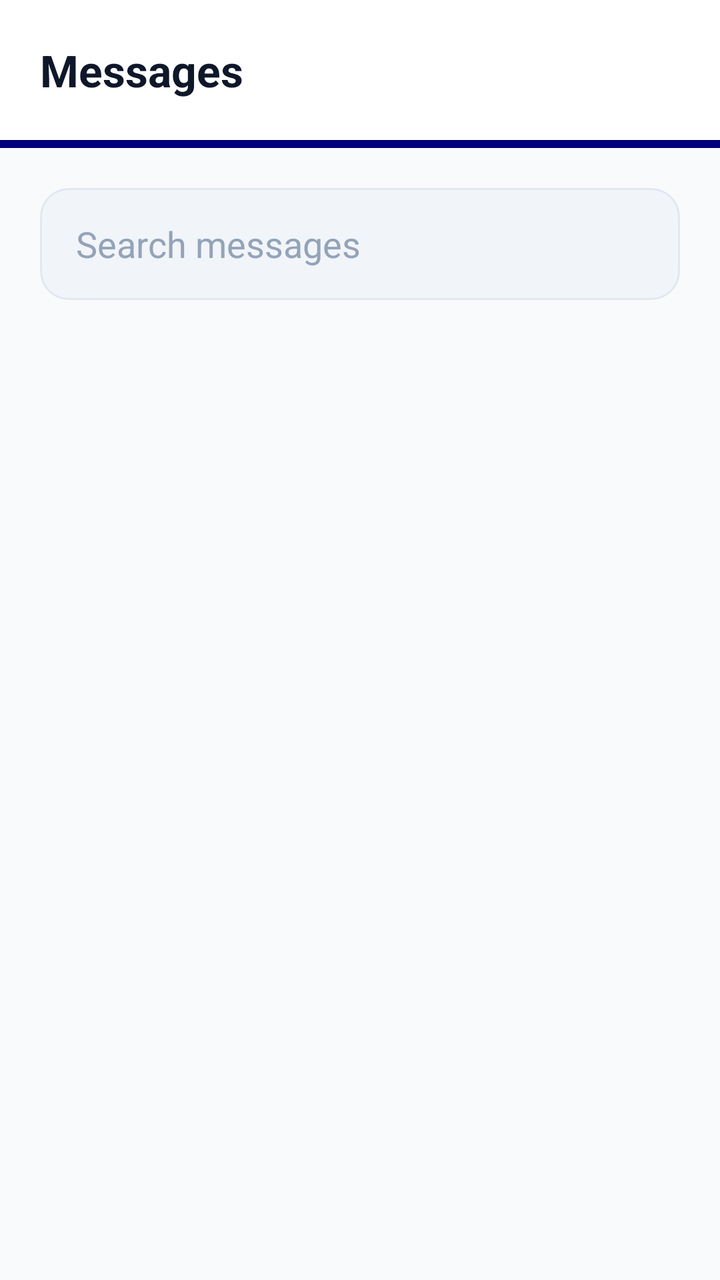
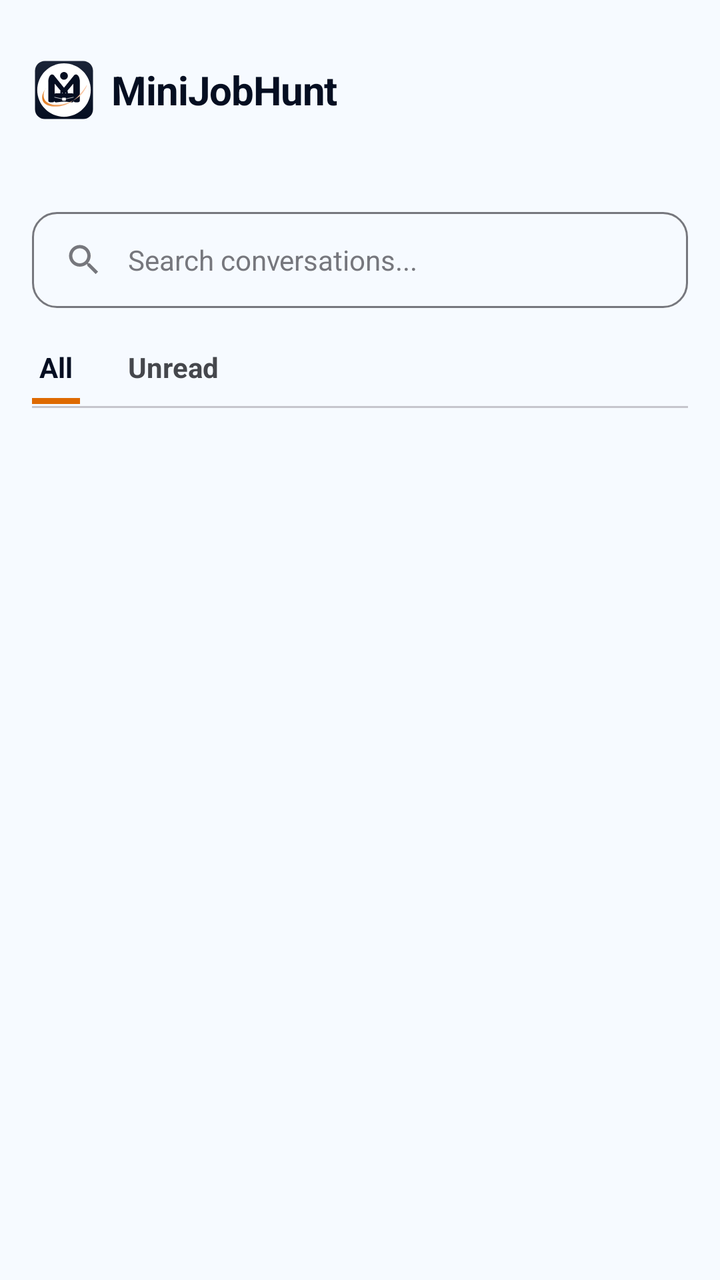

The first picture is an Android layout as it rendered before a commit; the second is the same layout after the commit. The layout source and the unified diff follow.
<!-- AndroidManifest.xml: application theme Theme.MiniJobHunt -->
<!-- res/layout/fragment_freelancer_chat.xml -->
<?xml version="1.0" encoding="utf-8"?>
<LinearLayout xmlns:android="http://schemas.android.com/apk/res/android"
    xmlns:app="http://schemas.android.com/apk/res-auto"
    xmlns:tools="http://schemas.android.com/tools"
    android:layout_width="match_parent"
    android:layout_height="match_parent"
    android:orientation="vertical"
    android:background="@color/background">

    
    <LinearLayout
        android:layout_width="match_parent"
        android:layout_height="wrap_content"
        android:orientation="vertical">

        <RelativeLayout
            android:layout_width="match_parent"
            android:layout_height="70dp"
            android:background="@color/surface"
            android:elevation="4dp"
            android:paddingHorizontal="20dp">

            <TextView
                android:layout_width="wrap_content"
                android:layout_height="wrap_content"
                android:layout_centerVertical="true"
                android:text="Messages"
                android:textColor="@color/text_primary"
                android:textSize="22sp"
                android:textStyle="bold" />

        </RelativeLayout>

        <View
            android:layout_width="match_parent"
            android:layout_height="4dp"
            android:background="@color/primary" />
    </LinearLayout>

    <LinearLayout
        android:layout_width="match_parent"
        android:layout_height="wrap_content"
        android:orientation="vertical"
        android:padding="20dp">

        <EditText
            android:id="@+id/etSearchChat"
            android:layout_width="match_parent"
            android:layout_height="56dp"
            android:background="@drawable/bg_input"
            android:hint="Search messages"
            android:paddingHorizontal="18dp"
            android:textColor="@color/text_primary"
            android:textColorHint="@color/text_hint"/>

    </LinearLayout>

    <androidx.recyclerview.widget.RecyclerView
        android:id="@+id/rvChats"
        android:layout_width="match_parent"
        android:layout_height="match_parent"
        android:clipToPadding="false"
        android:paddingHorizontal="16dp"
        android:paddingBottom="100dp"
        tools:listitem="@layout/item_chat" />

</LinearLayout>
<!-- res/layout/item_chat.xml (included above) -->
<?xml version="1.0" encoding="utf-8"?>
<androidx.cardview.widget.CardView
    xmlns:android="http://schemas.android.com/apk/res/android"
    xmlns:app="http://schemas.android.com/apk/res-auto"
    android:layout_width="match_parent"
    android:layout_height="wrap_content"
    android:layout_marginVertical="6dp"
    app:cardBackgroundColor="@color/surface"
    app:cardCornerRadius="18dp">

    <LinearLayout
        android:layout_width="match_parent"
        android:layout_height="wrap_content"
        android:orientation="horizontal"
        android:padding="18dp"
        android:gravity="center_vertical">

        
        <TextView
            android:id="@+id/txtChatAvatar"
            android:layout_width="56dp"
            android:layout_height="56dp"
            android:background="@drawable/bg_circle_primary_light"
            android:gravity="center"
            android:text="S"
            android:textColor="@color/primary"
            android:textSize="22sp"
            android:textStyle="bold"/>

        
        <LinearLayout
            android:layout_width="0dp"
            android:layout_height="wrap_content"
            android:layout_marginStart="16dp"
            android:layout_weight="1"
            android:orientation="vertical">

            <TextView
                android:id="@+id/txtChatTitle"
                android:layout_width="wrap_content"
                android:layout_height="wrap_content"
                android:text="Name"
                android:textColor="@color/text_primary"
                android:textSize="18sp"
                android:textStyle="bold"
                android:maxLines="1"
                android:ellipsize="end"/>

            <TextView
                android:id="@+id/txtLastMessage"
                android:layout_width="wrap_content"
                android:layout_height="wrap_content"
                android:layout_marginTop="4dp"
                android:text="Last message content..."
                android:textColor="@color/text_secondary"
                android:maxLines="1"
                android:ellipsize="end"/>

        </LinearLayout>

        
        <LinearLayout
            android:layout_width="wrap_content"
            android:layout_height="wrap_content"
            android:orientation="vertical"
            android:gravity="end">

            <TextView
                android:id="@+id/txtChatTime"
                android:layout_width="wrap_content"
                android:layout_height="wrap_content"
                android:text="2m"
                android:textColor="@color/text_hint"
                android:textSize="12sp"/>

            <TextView
                android:id="@+id/txtUnreadCount"
                android:layout_width="22dp"
                android:layout_height="22dp"
                android:layout_marginTop="6dp"
                android:background="@drawable/bg_status_open"
                android:backgroundTint="@color/primary"
                android:gravity="center"
                android:text="2"
                android:textColor="@color/white"
                android:textSize="10sp"
                android:visibility="gone"/>

        </LinearLayout>

    </LinearLayout>

</androidx.cardview.widget.CardView>
<!-- resources referenced by this layout -->
<resources>
  <color name="background">#F8FAFC</color>
  <color name="primary">#000080</color>
  <color name="surface">#FFFFFF</color>
  <color name="text_hint">#94A3B8</color>
  <color name="text_primary">#0F172A</color>
  <color name="text_secondary">#475569</color>
  <!-- drawable bg_input (drawable) -->
  <?xml version="1.0" encoding="utf-8"?>
  <ripple xmlns:android="http://schemas.android.com/apk/res/android"
      android:color="@color/primary_light">
      <item>
          <shape android:shape="rectangle">
              <solid android:color="@color/surface_variant" />
              <corners android:radius="14dp" />
              <stroke
                  android:width="1dp"
                  android:color="@color/divider" />
          </shape>
      </item>
  </ripple>
  <!-- drawable bg_status_open (drawable) -->
  <shape xmlns:android="http://schemas.android.com/apk/res/android">
      <solid android:color="#22C55E"/>
      <corners android:radius="50dp"/>
  </shape>
  <color name="primary_light">#E6E6FF</color>
  <color name="surface_variant">#F1F5F9</color>
  <color name="divider">#E2E8F0</color>
  <style name="Base.Theme.MiniJobHunt" parent="Theme.Material3.DayNight.NoActionBar">
          <item name="colorPrimary">@color/primary</item>
          <item name="colorOnPrimary">@color/white</item>
          <item name="colorPrimaryContainer">@color/primary_light</item>
          <item name="colorOnPrimaryContainer">@color/primary_dark</item>
  
          <item name="colorSecondary">@color/info</item>
          <item name="colorOnSecondary">@color/white</item>
  
          <item name="android:windowBackground">@color/background</item>
          <item name="android:statusBarColor">@color/background</item>
          <item name="android:windowLightStatusBar">true</item>
  
          
          <item name="textAppearanceHeadlineLarge">@style/AppText.HeadlineLarge</item>
          <item name="textAppearanceTitleMedium">@style/AppText.TitleMedium</item>
          <item name="textAppearanceBodyLarge">@style/AppText.BodyLarge</item>
      </style>
  <color name="primary_dark">#000066</color>
  <color name="info">#000080</color>
  <style name="AppText.HeadlineLarge">
          <item name="android:textSize">30sp</item>
          <item name="android:textStyle">bold</item>
          <item name="android:textColor">@color/text_primary</item>
          <item name="android:letterSpacing">-0.02</item>
      </style>
  <!-- unchanged entries left out for length: 5 -->
</resources>

<!-- the commit's change to res/layout/fragment_freelancer_chat.xml (unified diff, before → after) -->
@@ -8,94 +8,201 @@
     android:background="@color/background">
 
     
+    <include
+        android:id="@+id/header"
+        layout="@layout/layout_common_header" />
+
     <LinearLayout
         android:layout_width="match_parent"
-        android:layout_height="wrap_content"
-        android:orientation="vertical">
-
-        <RelativeLayout
-            android:layout_width="match_parent"
-            android:layout_height="70dp"
-            android:background="@color/surface"
-            android:elevation="4dp"
-            android:paddingHorizontal="20dp">
-
-            <TextView
+        android:layout_height="match_parent"
+        android:orientation="vertical"
+        android:padding="16dp">
+
+        <LinearLayout
+            android:layout_width="match_parent"
+            android:layout_height="48dp"
+            android:background="@drawable/bg_input_rounded"
+            android:orientation="horizontal"
+            android:gravity="center_vertical"
+            android:paddingHorizontal="16dp">
+
+            <ImageView
+                android:layout_width="20dp"
+                android:layout_height="20dp"
+                android:src="@drawable/ic_search_outlined"
+                app:tint="@color/text_muted" />
+
+            <EditText
+                android:id="@+id/etSearchChat"
+                android:layout_width="match_parent"
+                android:layout_height="match_parent"
+                android:background="@android:color/transparent"
+                android:hint="Search conversations..."
+                android:paddingStart="12dp"
+                android:textColor="@color/text_primary"
+                android:textColorHint="@color/text_hint"
+                android:textSize="14sp" />
+
+        </LinearLayout>
+
+        
+        <LinearLayout
+            android:layout_width="match_parent"
+            android:layout_height="wrap_content"
+            android:layout_marginTop="20dp"
+            android:orientation="horizontal">
+
+            <LinearLayout
+                android:id="@+id/tabAll"
                 android:layout_width="wrap_content"
                 android:layout_height="wrap_content"
-                android:layout_centerVertical="true"
-                android:text="Messages"
-                android:textColor="@color/text_primary"
-                android:textSize="22sp"
-                android:textStyle="bold" />
-
-        </RelativeLayout>
+                android:gravity="center"
+                android:orientation="vertical"
+                android:clickable="true"
+                android:focusable="true">
+
+                <TextView
+                    android:id="@+id/txtTabAll"
+                    android:layout_width="wrap_content"
+                    android:layout_height="wrap_content"
+                    android:text="All"
+                    android:textColor="@color/primary"
+                    android:textSize="14sp"
+                    android:textStyle="bold" />
+
+                <View
+                    android:id="@+id/indicatorAll"
+                    android:layout_width="24dp"
+                    android:layout_height="3dp"
+                    android:layout_marginTop="6dp"
+                    android:background="@color/orange_primary" />
+            </LinearLayout>
+
+            <LinearLayout
+                android:id="@+id/tabUnread"
+                android:layout_width="wrap_content"
+                android:layout_height="wrap_content"
+                android:gravity="center"
+                android:orientation="vertical"
+                android:layout_marginStart="24dp"
+                android:clickable="true"
+                android:focusable="true">
+
+                <TextView
+                    android:id="@+id/txtTabUnread"
+                    android:layout_width="wrap_content"
+                    android:layout_height="wrap_content"
+                    android:text="Unread"
+                    android:textColor="@color/text_secondary"
+                    android:textSize="14sp"
+                    android:textStyle="bold" />
+
+                <View
+                    android:id="@+id/indicatorUnread"
+                    android:layout_width="24dp"
+                    android:layout_height="3dp"
+                    android:layout_marginTop="6dp"
+                    android:background="@color/orange_primary"
+                    android:visibility="invisible" />
+            </LinearLayout>
+        </LinearLayout>
 
         <View
             android:layout_width="match_parent"
-            android:layout_height="4dp"
-            android:background="@color/primary" />
+            android:layout_height="1dp"
+            android:background="@color/divider"
+            android:layout_marginTop="1dp"/>
+
+        <androidx.recyclerview.widget.RecyclerView
+            android:id="@+id/rvChats"
+            android:layout_width="match_parent"
+            android:layout_height="match_parent"
+            android:layout_marginTop="16dp"
+            tools:listitem="@layout/item_chat" />
+
     </LinearLayout>
+</LinearLayout>
+<!-- res/layout/layout_common_header.xml (included above) -->
+<?xml version="1.0" encoding="utf-8"?>
+<RelativeLayout xmlns:android="http://schemas.android.com/apk/res/android"
+    xmlns:app="http://schemas.android.com/apk/res-auto"
+    android:layout_width="match_parent"
+    android:layout_height="90dp"
+    android:background="@color/surface"
+    android:paddingHorizontal="16dp"
+    android:paddingTop="24dp">
 
     <LinearLayout
-        android:layout_width="match_parent"
+        android:layout_width="wrap_content"
         android:layout_height="wrap_content"
-        android:orientation="vertical"
-        android:padding="20dp">
-
-        <EditText
-            android:id="@+id/etSearchChat"
-            android:layout_width="match_parent"
-            android:layout_height="56dp"
-            android:background="@drawable/bg_input"
-            android:hint="Search messages"
-            android:paddingHorizontal="18dp"
-            android:textColor="@color/text_primary"
-            android:textColorHint="@color/text_hint"/>
-
+        android:layout_centerVertical="true"
+        android:gravity="center_vertical"
+        android:orientation="horizontal">
+
+        <ImageView
+            android:layout_width="32dp"
+            android:layout_height="32dp"
+            android:src="@drawable/ic_mainlogo" />
+
+        <TextView
+            android:layout_width="wrap_content"
+            android:layout_height="wrap_content"
+            android:layout_marginStart="8dp"
+            android:text="MiniJobHunt"
+            android:textColor="@color/primary"
+            android:textSize="20sp"
+            android:textStyle="bold"
+            android:letterSpacing="-0.02" />
     </LinearLayout>
-
-    <androidx.recyclerview.widget.RecyclerView
-        android:id="@+id/rvChats"
-        android:layout_width="match_parent"
-        android:layout_height="match_parent"
-        android:clipToPadding="false"
-        android:paddingHorizontal="16dp"
-        android:paddingBottom="100dp"
-        tools:listitem="@layout/item_chat" />
-
-</LinearLayout>
+</RelativeLayout>
 <!-- res/layout/item_chat.xml (included above) -->
 <?xml version="1.0" encoding="utf-8"?>
-<androidx.cardview.widget.CardView
+<com.google.android.material.card.MaterialCardView
     xmlns:android="http://schemas.android.com/apk/res/android"
     xmlns:app="http://schemas.android.com/apk/res-auto"
     android:layout_width="match_parent"
     android:layout_height="wrap_content"
+    android:layout_marginHorizontal="16dp"
     android:layout_marginVertical="6dp"
-    app:cardBackgroundColor="@color/surface"
-    app:cardCornerRadius="18dp">
+    app:cardCornerRadius="16dp"
+    app:cardElevation="0dp"
+    app:strokeWidth="1dp"
+    app:strokeColor="@color/outline_variant"
+    app:cardBackgroundColor="@color/white">
 
     <LinearLayout
         android:layout_width="match_parent"
         android:layout_height="wrap_content"
+        android:gravity="center_vertical"
         android:orientation="horizontal"
-        android:padding="18dp"
-        android:gravity="center_vertical">
-
-        
-        <TextView
-            android:id="@+id/txtChatAvatar"
-            android:layout_width="56dp"
-            android:layout_height="56dp"
-            android:background="@drawable/bg_circle_primary_light"
-            android:gravity="center"
-            android:text="S"
-            android:textColor="@color/primary"
-            android:textSize="22sp"
-            android:textStyle="bold"/>
-
-        
+        android:padding="16dp">
+
+        <FrameLayout
+            android:layout_width="52dp"
+            android:layout_height="52dp">
+
+            <com.google.android.material.imageview.ShapeableImageView
+                android:id="@+id/imgChatProfile"
+                android:layout_width="match_parent"
+                android:layout_height="match_parent"
+                android:src="@drawable/ic_profile"
+                app:shapeAppearanceOverlay="@style/CircleImage"
+                app:strokeColor="@color/outline_variant"
+                app:strokeWidth="1dp" />
+
+            <TextView
+                android:id="@+id/txtChatAvatar"
+                android:layout_width="match_parent"
+                android:layout_height="match_parent"
+                android:gravity="center"
+                android:text="P"
+                android:textColor="@color/primary"
+                android:textSize="20sp"
+                android:textStyle="bold"
+                android:background="@drawable/bg_circle_primary_light"
+                android:visibility="gone" />
+        </FrameLayout>
+
         <LinearLayout
             android:layout_width="0dp"
             android:layout_height="wrap_content"
@@ -103,59 +210,64 @@
             android:layout_weight="1"
             android:orientation="vertical">
 
-            <TextView
-                android:id="@+id/txtChatTitle"
-                android:layout_width="wrap_content"
+            <RelativeLayout
+                android:layout_width="match_parent"
+                android:layout_height="wrap_content">
+
+                <TextView
+                    android:id="@+id/txtChatTitle"
+                    android:layout_width="wrap_content"
+                    android:layout_height="wrap_content"
+                    android:text="User Name"
+                    android:textColor="@color/primary"
+                    android:textSize="16sp"
+                    android:textStyle="bold" />
+
+                <TextView
+                    android:id="@+id/txtChatTime"
+                    android:layout_width="wrap_content"
+                    android:layout_height="wrap_content"
+                    android:layout_alignParentEnd="true"
+                    android:text="Just now"
+                    android:textColor="@color/text_muted"
+                    android:textSize="12sp" />
+            </RelativeLayout>
+
+            <RelativeLayout
+                android:layout_width="match_parent"
                 android:layout_height="wrap_content"
-                android:text="Name"
-                android:textColor="@color/text_primary"
-                android:textSize="18sp"
-                android:textStyle="bold"
-                android:maxLines="1"
-                android:ellipsize="end"/>
-
-            <TextView
-                android:id="@+id/txtLastMessage"
-                android:layout_width="wrap_content"
-                android:layout_height="wrap_content"
-                android:layout_marginTop="4dp"
-                android:text="Last message content..."
-                android:textColor="@color/text_secondary"
-                android:maxLines="1"
-                android:ellipsize="end"/>
-
+                android:layout_marginTop="2dp">
+
+                <TextView
+                    android:id="@+id/txtLastMessage"
+                    android:layout_width="match_parent"
+                    android:layout_height="wrap_content"
+                    android:layout_toStartOf="@+id/txtUnreadCount"
+                    android:layout_marginEnd="8dp"
+                    android:ellipsize="end"
+                    android:maxLines="1"
+                    android:text="Hey, how is the project going?"
+                    android:textColor="@color/text_secondary"
+                    android:textSize="14sp" />
+
+                <TextView
+                    android:id="@+id/txtUnreadCount"
+                    android:layout_width="wrap_content"
+                    android:layout_height="wrap_content"
+                    android:layout_alignParentEnd="true"
+                    android:background="@drawable/bg_circle_orange"
+                    android:gravity="center"
+                    android:minWidth="20dp"
+                    android:minHeight="20dp"
+                    android:paddingHorizontal="4dp"
+                    android:text="1"
+                    android:textColor="@color/white"
+                    android:textSize="10sp"
+                    android:textStyle="bold"
+                    android:visibility="gone" />
+            </RelativeLayout>
         </LinearLayout>
 
-        
-        <LinearLayout
-            android:layout_width="wrap_content"
-            android:layout_height="wrap_content"
-            android:orientation="vertical"
-            android:gravity="end">
-
-            <TextView
-                android:id="@+id/txtChatTime"
-                android:layout_width="wrap_content"
-                android:layout_height="wrap_content"
-                android:text="2m"
-                android:textColor="@color/text_hint"
-                android:textSize="12sp"/>
-
-            <TextView
-                android:id="@+id/txtUnreadCount"
-                android:layout_width="22dp"
-                android:layout_height="22dp"
-                android:layout_marginTop="6dp"
-                android:background="@drawable/bg_status_open"
-                android:backgroundTint="@color/primary"
-                android:gravity="center"
-                android:text="2"
-                android:textColor="@color/white"
-                android:textSize="10sp"
-                android:visibility="gone"/>
-
-        </LinearLayout>
-
     </LinearLayout>
 
-</androidx.cardview.widget.CardView>
+</com.google.android.material.card.MaterialCardView>
<!-- resource entries referenced after the edit -->
@@ -1,40 +1,77 @@
 <!-- resources referenced by this layout -->
 <resources>
-  <color name="background">#F8FAFC</color>
-  <color name="primary">#000080</color>
-  <color name="surface">#FFFFFF</color>
-  <color name="text_hint">#94A3B8</color>
-  <color name="text_primary">#0F172A</color>
-  <color name="text_secondary">#475569</color>
-  <!-- drawable bg_input (drawable) -->
+  <color name="background">#f6faff</color>
+  <color name="primary">#050e21</color>
+  <color name="surface">#f6faff</color>
+  <color name="text_hint">#76777d</color>
+  <color name="text_muted">#76777d</color>
+  <color name="text_primary">#141d23</color>
+  <color name="text_secondary">#45474c</color>
+  <!-- drawable bg_circle_orange (drawable) -->
   <?xml version="1.0" encoding="utf-8"?>
-  <ripple xmlns:android="http://schemas.android.com/apk/res/android"
-      android:color="@color/primary_light">
+  <shape xmlns:android="http://schemas.android.com/apk/res/android"
+      android:shape="oval">
+      <solid android:color="@color/orange_primary" />
+  </shape>
+  <!-- drawable bg_input_rounded (drawable) -->
+  <?xml version="1.0" encoding="utf-8"?>
+  <selector xmlns:android="http://schemas.android.com/apk/res/android">
+      <item android:state_focused="true">
+          <shape android:shape="rectangle">
+              <solid android:color="@android:color/transparent" />
+              <corners android:radius="12dp" />
+              <stroke
+                  android:width="2dp"
+                  android:color="@color/primary" />
+          </shape>
+      </item>
       <item>
           <shape android:shape="rectangle">
-              <solid android:color="@color/surface_variant" />
-              <corners android:radius="14dp" />
+              <solid android:color="@android:color/transparent" />
+              <corners android:radius="12dp" />
               <stroke
                   android:width="1dp"
-                  android:color="@color/divider" />
+                  android:color="@color/outline" />
           </shape>
       </item>
-  </ripple>
-  <!-- drawable bg_status_open (drawable) -->
-  <shape xmlns:android="http://schemas.android.com/apk/res/android">
-      <solid android:color="#22C55E"/>
-      <corners android:radius="50dp"/>
-  </shape>
-  <color name="primary_light">#E6E6FF</color>
-  <color name="surface_variant">#F1F5F9</color>
-  <color name="divider">#E2E8F0</color>
+  </selector>
+  <!-- drawable ic_mainlogo: vector/xml drawable (drawable, 3696 chars, omitted) -->
+  <!-- drawable ic_profile (drawable) -->
+  <vector xmlns:android="http://schemas.android.com/apk/res/android"
+      android:width="24dp"
+      android:height="24dp"
+      android:viewportWidth="24"
+      android:viewportHeight="24">
+  
+      <path
+          android:fillColor="#666666"
+          android:pathData="M12,12c2.21,0 4,-1.79 4,-4s-1.79,-4 -4,-4 -4,1.79 -4,4 1.79,4 4,4zm0,2c-2.67,0 -8,1.34 -8,4v2h16v-2c0,-2.66 -5.33,-4 -8,-4z"/>
+  </vector>
+  <!-- drawable ic_search_outlined (drawable) -->
+  <vector xmlns:android="http://schemas.android.com/apk/res/android"
+      android:width="24dp"
+      android:height="24dp"
+      android:viewportWidth="24"
+      android:viewportHeight="24">
+      <path
+          android:fillColor="@color/text_secondary"
+          android:pathData="M15.5,14h-0.79l-0.28,-0.27C15.41,12.59 16,11.11 16,9.5 16,5.91 13.09,3 9.5,3S3,5.91 3,9.5 5.91,16 9.5,16c1.61,0 3.09,-0.59 4.23,-1.57l0.27,0.28v0.79l5,4.99L20.49,19l-4.99,-5zm-6,0C7.01,14 5,11.99 5,9.5S7.01,5 9.5,5 14,7.01 14,9.5 11.99,14 9.5,14z"/>
+  </vector>
+  <style name="CircleImage">
+          <item name="cornerSize">50%</item>
+      </style>
+  <color name="primary_light">#d9e2fc</color>
+  <color name="outline">#76777d</color>
+  <color name="divider">#c6c6cd</color>
+  <color name="orange_primary">#de6a00</color>
+  <color name="outline_variant">#c6c6cd</color>
   <style name="Base.Theme.MiniJobHunt" parent="Theme.Material3.DayNight.NoActionBar">
           <item name="colorPrimary">@color/primary</item>
           <item name="colorOnPrimary">@color/white</item>
-          <item name="colorPrimaryContainer">@color/primary_light</item>
-          <item name="colorOnPrimaryContainer">@color/primary_dark</item>
+          <item name="colorPrimaryContainer">@color/primary_container</item>
+          <item name="colorOnPrimaryContainer">@color/on_primary_container</item>
   
-          <item name="colorSecondary">@color/info</item>
+          <item name="colorSecondary">@color/secondary</item>
           <item name="colorOnSecondary">@color/white</item>
   
           <item name="android:windowBackground">@color/background</item>
@@ -45,15 +82,23 @@
           <item name="textAppearanceHeadlineLarge">@style/AppText.HeadlineLarge</item>
           <item name="textAppearanceTitleMedium">@style/AppText.TitleMedium</item>
           <item name="textAppearanceBodyLarge">@style/AppText.BodyLarge</item>
+          <item name="textAppearanceLabelMedium">@style/AppText.LabelMedium</item>
       </style>
-  <color name="primary_dark">#000066</color>
-  <color name="info">#000080</color>
+  <color name="primary_container">#1b2437</color>
+  <color name="on_primary_container">#828ba2</color>
+  <color name="secondary">#5c5f60</color>
   <style name="AppText.HeadlineLarge">
-          <item name="android:textSize">30sp</item>
+          <item name="android:textSize">24sp</item>
           <item name="android:textStyle">bold</item>
           <item name="android:textColor">@color/text_primary</item>
           <item name="android:letterSpacing">-0.02</item>
       </style>
+  <style name="AppText.LabelMedium">
+          <item name="android:textSize">12sp</item>
+          <item name="android:textStyle">bold</item>
+          <item name="android:textColor">@color/text_muted</item>
+          <item name="android:letterSpacing">0.01</item>
+      </style>
   <!-- unchanged entries left out for length: 5 -->
 </resources>
 
